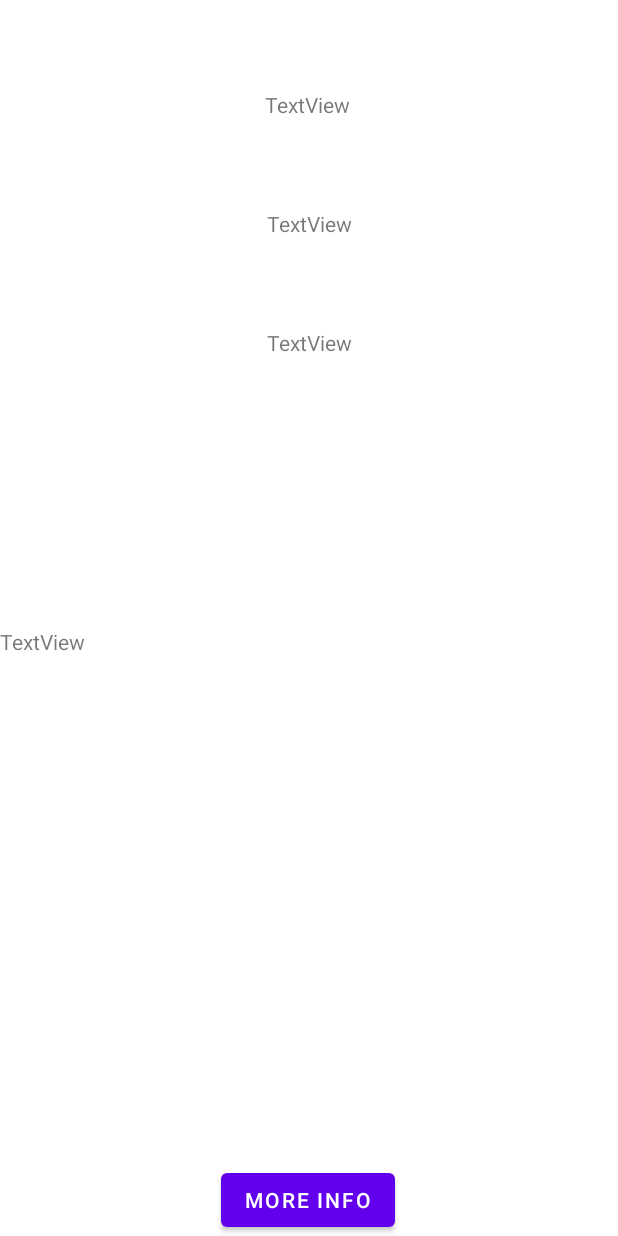
After one commit to goudete/hw3_mobile_apps, an Android app: the layout fragment_episode.xml on its own in the app's theme, with its tools: preview values and no code run, on a phone screen of 412 x 824 dp. The commit adds this screen. Run offline under Robolectric (Android 15) with nearby library versions, the phone set to English and light mode, and no system bars.

Commit message:
episode fragment complete

```diff
--- /dev/null
+++ b/app/src/main/res/layout/fragment_episode.xml
@@ -0,0 +1,62 @@
+<?xml version="1.0" encoding="utf-8"?>
+<androidx.constraintlayout.widget.ConstraintLayout
+    xmlns:android="http://schemas.android.com/apk/res/android"
+    xmlns:app="http://schemas.android.com/apk/res-auto"
+    xmlns:tools="http://schemas.android.com/tools"
+    android:layout_width="match_parent"
+    android:layout_height="match_parent">
+
+    <TextView
+        android:id="@+id/episodeName"
+        android:layout_width="wrap_content"
+        android:layout_height="wrap_content"
+        android:layout_marginTop="60dp"
+        android:text="TextView"
+        app:layout_constraintEnd_toEndOf="parent"
+        app:layout_constraintHorizontal_bias="0.498"
+        app:layout_constraintStart_toStartOf="parent"
+        app:layout_constraintTop_toTopOf="parent" />
+
+    <TextView
+        android:id="@+id/episodeNumber"
+        android:layout_width="wrap_content"
+        android:layout_height="wrap_content"
+        android:layout_marginTop="60dp"
+        android:text="TextView"
+        app:layout_constraintEnd_toEndOf="parent"
+        app:layout_constraintHorizontal_bias="0.501"
+        app:layout_constraintStart_toStartOf="parent"
+        app:layout_constraintTop_toBottomOf="@+id/episodeName" />
+
+    <TextView
+        android:id="@+id/airedOn"
+        android:layout_width="wrap_content"
+        android:layout_height="wrap_content"
+        android:layout_marginTop="60dp"
+        android:text="TextView"
+        app:layout_constraintEnd_toEndOf="parent"
+        app:layout_constraintHorizontal_bias="0.501"
+        app:layout_constraintStart_toStartOf="parent"
+        app:layout_constraintTop_toBottomOf="@+id/episodeNumber" />
+
+    <Button
+        android:id="@+id/moreInfo_btn"
+        android:layout_width="wrap_content"
+        android:layout_height="wrap_content"
+        android:text="More Info"
+        app:layout_constraintBottom_toBottomOf="parent"
+        app:layout_constraintEnd_toEndOf="parent"
+        app:layout_constraintHorizontal_bias="0.498"
+        app:layout_constraintStart_toStartOf="parent" />
+
+    <TextView
+        android:id="@+id/episodeCharacters"
+        android:layout_width="wrap_content"
+        android:layout_height="wrap_content"
+        android:layout_marginTop="24dp"
+        android:text="TextView"
+        app:layout_constraintBottom_toTopOf="@+id/moreInfo_btn"
+        app:layout_constraintTop_toBottomOf="@+id/airedOn"
+        app:layout_constraintVertical_bias="0.315"
+        tools:layout_editor_absoluteX="177dp" />
+</androidx.constraintlayout.widget.ConstraintLayout>
```
Also changed, not shown: app/src/main/java/com/example/homeworkthree/EpisodeFragment.java (+33 -12 lines), app/src/main/java/com/example/homeworkthree/MainActivity.java (+93 -2 lines).
